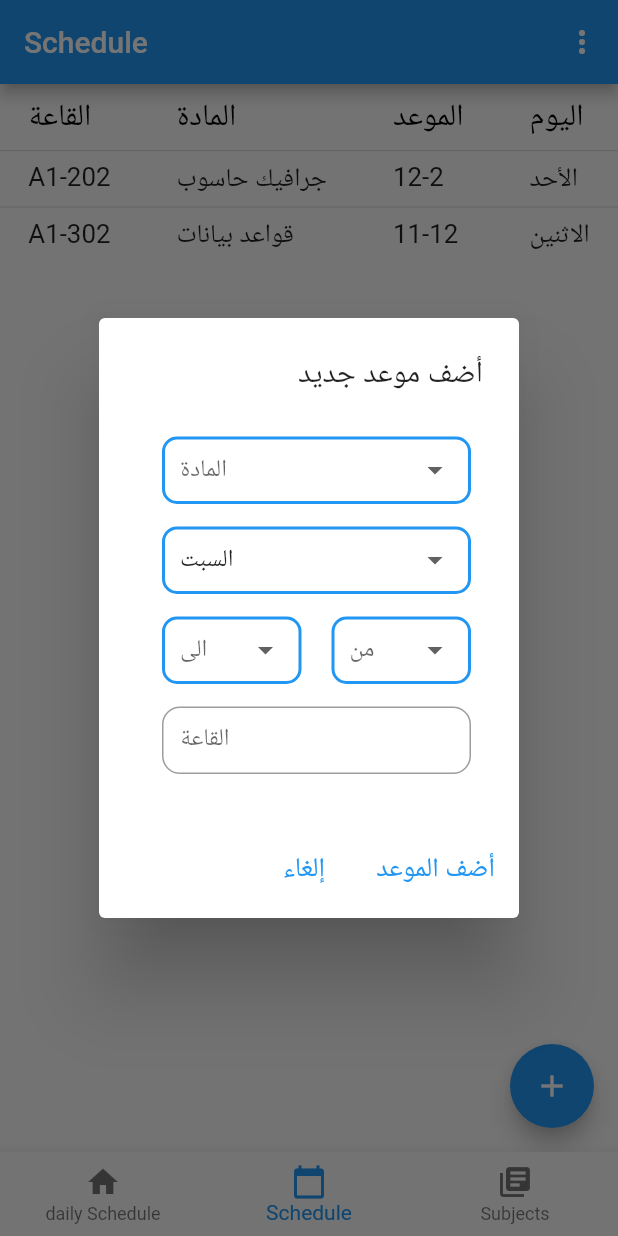
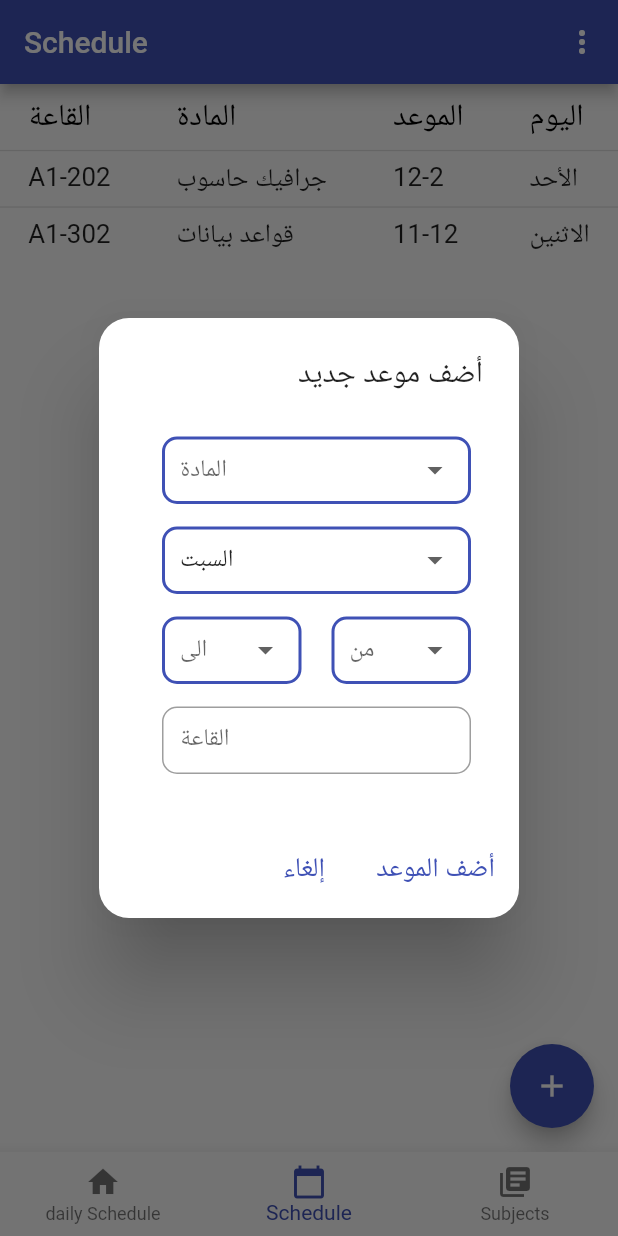
Before and after one commit to saleem-15/University-V1.0, a Flutter app: the screen it shows after launch, item 2 of the bottom bar chosen, after a tap on the "add" icon, on a phone screen of 412 x 824 dp. Run offline on Flutter 3.47's test engine with Material 2 defaults, Android fonts, the phone set to English and light mode, and no system bars; our stand-ins replace fluttertoast, hive, hive_flutter; accounts and stored records are empty.

Commit message:
app has dark mode but its activated when the system in dark mode only

```diff
--- a/lib/main.dart
+++ b/lib/main.dart
@@ -1,6 +1,7 @@
 // ignore_for_file: prefer_const_constructors, prefer_const_literals_to_create_immutables, must_be_immutable
 
 import 'package:flutter/material.dart';
+import 'package:flutter/scheduler.dart';
 import 'package:hive_flutter/hive_flutter.dart';
 import 'package:university/models/subject.dart';
 import 'screens/subjects_screen.dart';
@@ -10,13 +11,13 @@ import 'themes/themes.dart';
 
 late Box box;
 Future<void> main() async {
-  await Hive.initFlutter();
-  await Hive.openBox('Box');
-  box = Hive.box('Box');
+  // await Hive.initFlutter();
+  // await Hive.openBox('Box');
+  // box = Hive.box('Box');
 
-  List<Subject> x = [Subject(name: 'math'), Subject(name: 'science')];
+  // List<Subject> x = [Subject(name: 'math'), Subject(name: 'science')];
 
-  box.add(x);
+  // box.add(x);
 
   // Hive.registerAdapter(MyObjectAdapter());
 
@@ -24,13 +25,15 @@ Future<void> main() async {
 }
 
 class MyApp extends StatelessWidget {
-  const MyApp({Key? key}) : super(key: key);
+  MyApp({Key? key}) : super(key: key);
 
   @override
   Widget build(BuildContext context) {
     return MaterialApp(
       title: 'University',
-      theme: Themes.darkTheme,
+      theme: Themes.lightTheme,
+      // flutter detects if the system is in dark mode ,and it will use the theme in the attribue (darkTheme)
+      darkTheme: Themes.darkTheme,
       home: HomePage(),
     );
   }
--- a/lib/screens/schedule_screen.dart
+++ b/lib/screens/schedule_screen.dart
@@ -28,8 +28,6 @@ class _ScheduleState extends State<Schedule> {
                   showDeleteLectureDialog(context);
                 }
               },
-              shape: RoundedRectangleBorder(
-                  borderRadius: BorderRadius.circular(10)),
               itemBuilder: (ctx) => [
                     PopupMenuItem(
                       child: const Text("احذف موعد"),
@@ -157,7 +155,7 @@ class _ScheduleState extends State<Schedule> {
                             borderRadius: BorderRadius.circular(10),
                             border: Border.all(
                               width: 2,
-                              color: Colors.blue,
+                              color: Theme.of(context).primaryColor,
                             ),
                           ),
                           child: DropdownButtonHideUnderline(
@@ -189,7 +187,7 @@ class _ScheduleState extends State<Schedule> {
                             borderRadius: BorderRadius.circular(10),
                             border: Border.all(
                               width: 2,
-                              color: Colors.blue,
+                              color: Theme.of(context).primaryColor,
                             ),
                           ),
                           child: DropdownButtonHideUnderline(
@@ -222,7 +220,7 @@ class _ScheduleState extends State<Schedule> {
                                   borderRadius: BorderRadius.circular(10),
                                   border: Border.all(
                                     width: 2,
-                                    color: Colors.blue,
+                                    color: Theme.of(context).primaryColor,
                                   ),
                                 ),
                                 child: DropdownButtonHideUnderline(
@@ -256,7 +254,7 @@ class _ScheduleState extends State<Schedule> {
                                   borderRadius: BorderRadius.circular(10),
                                   border: Border.all(
                                     width: 2,
-                                    color: Colors.blue,
+                                    color: Theme.of(context).primaryColor,
                                   ),
                                 ),
                                 child: DropdownButtonHideUnderline(
@@ -289,20 +287,10 @@ class _ScheduleState extends State<Schedule> {
                           // padding: EdgeInsets.symmetric(horizontal: 5),
                           child: TextField(
                             controller: placeInput,
-                            decoration: const InputDecoration(
-                                constraints: BoxConstraints(maxHeight: 45),
-                                labelText: 'القاعة',
-                                border: OutlineInputBorder(
-                                    borderRadius: BorderRadius.all(
-                                        Radius.circular(12.0)))),
+                            decoration:
+                                const InputDecoration(labelText: 'القاعة'),
                           ),
                         ),
-                        // TextFormField(
-                        //   controller: placeInput,
-                        //   decoration: InputDecoration(
-                        //     labelText: 'القاعة',
-                        //   ),
-                        // ),
                       ],
                     ),
                   ),
--- a/lib/screens/subject_details.dart
+++ b/lib/screens/subject_details.dart
@@ -12,8 +12,6 @@ class SubjectDetails extends StatelessWidget {
         title: Text(subject.name),
         actions: [
           PopupMenuButton(
-              shape: RoundedRectangleBorder(
-                  borderRadius: BorderRadius.circular(10)),
               onSelected: (value) {
                 if (value == 1) {
                   showDeleteConfirmation(context);
@@ -39,8 +37,6 @@ class SubjectDetails extends StatelessWidget {
         context: context,
         builder: (context) {
           return AlertDialog(
-            shape:
-                RoundedRectangleBorder(borderRadius: BorderRadius.circular(10)),
             title: const Text('Are You sure you want to delete this subject'),
             actions: [
               TextButton(
@@ -49,6 +45,8 @@ class SubjectDetails extends StatelessWidget {
               TextButton(
                   onPressed: () {
                     Subject.deleteSubject(subject);
+                    // when pressing delete subject =>
+                    // remove (Delete Confirmation) dialog && then get out from (subject details page)
                     Navigator.of(context).pop();
                     Navigator.of(context).pop();
                   },
@@ -58,7 +56,6 @@ class SubjectDetails extends StatelessWidget {
         });
   }
 }
-
 
 // class MyApp extends StatefulWidget {
 //   @override
--- a/lib/screens/subjects_screen.dart
+++ b/lib/screens/subjects_screen.dart
@@ -1,4 +1,5 @@
 import 'package:flutter/material.dart';
+import 'package:university/themes/themes.dart';
 import '../models/subject.dart';
 import 'subject_details.dart';
 
@@ -58,10 +59,15 @@ class _SubjectsScreenState extends State<SubjectsScreen> {
   Widget showSubjectCardToScreen(Subject subject) {
     return Card(
       margin: const EdgeInsets.only(bottom: 15),
-      elevation: 5,
+      // elevation: Themes.lightTheme.cardTheme.elevation,
       child: Padding(
         padding: const EdgeInsets.all(5),
         child: ListTile(
+          tileColor: Colors.transparent,
+          title: Text(
+            subject.name,
+            style: const TextStyle(fontSize: 22),
+          ),
           onTap: () {
             Navigator.push(
               context,
@@ -74,10 +80,6 @@ class _SubjectsScreenState extends State<SubjectsScreen> {
               setState(() {});
             });
           },
-          title: Text(
-            subject.name,
-            style: const TextStyle(fontSize: 22),
-          ),
         ),
       ),
     );
@@ -88,8 +90,6 @@ class _SubjectsScreenState extends State<SubjectsScreen> {
         context: context,
         builder: (_) {
           return AlertDialog(
-            shape:
-                RoundedRectangleBorder(borderRadius: BorderRadius.circular(10)),
             title: const Text('Add new subject'),
             content: SizedBox(
               height: 130,
@@ -97,12 +97,8 @@ class _SubjectsScreenState extends State<SubjectsScreen> {
                 children: [
                   TextField(
                     controller: newSubjectName,
-                    decoration: const InputDecoration(
-                        constraints: BoxConstraints(maxHeight: 50),
-                        label: Text('Subject name'),
-                        border: OutlineInputBorder(
-                            borderRadius:
-                                BorderRadius.all(Radius.circular(15.0)))),
+                    decoration:
+                        const InputDecoration(labelText: 'Subject name'),
                   ),
                   const Padding(padding: EdgeInsets.only(top: 15)),
                   ElevatedButton(
--- a/lib/themes/themes.dart
+++ b/lib/themes/themes.dart
@@ -1,8 +1,76 @@
 import 'package:flutter/material.dart';
 
 class Themes {
-  static final lightTheme = ThemeData(primarySwatch: Colors.indigo);
+  static final lightTheme = ThemeData(
+    primarySwatch: Colors.indigo,
+    cardTheme: cardTheme,
+    dialogTheme: dialogTheme,
+    popupMenuTheme: popupMenuThemeData,
+    inputDecorationTheme: inputDecorationTheme,
+    textButtonTheme: textButtonTheme,
+  );
+
   static final darkTheme = ThemeData(
-    primaryColor: const Color.fromARGB(255, 39, 37, 37),
+    brightness: Brightness.dark,
+    //all buttons and text fields borders use primary swatch by default
+    primarySwatch: Colors.teal,
+    //the border of drop down boxes is set to use primary color
+    primaryColor: Colors.teal,
+
+    cardTheme: cardTheme,
+    dialogTheme: dialogTheme,
+    popupMenuTheme: popupMenuThemeData,
+    inputDecorationTheme: inputDecorationTheme,
+    textButtonTheme: textButtonTheme,
   );
+
+//******************************* Themes specific for each component of the app *******************************
+
+  static CardTheme cardTheme = CardTheme(
+    elevation: 7,
+    shape: RoundedRectangleBorder(borderRadius: BorderRadius.circular(15)),
+  );
+
+  static DialogTheme dialogTheme = DialogTheme(
+    //backgroundColor: const Color.fromARGB(199, 255, 255, 255),
+    shape: RoundedRectangleBorder(
+      borderRadius: BorderRadius.circular(20),
+    ),
+  );
+
+  static PopupMenuThemeData popupMenuThemeData = PopupMenuThemeData(
+    shape: RoundedRectangleBorder(borderRadius: BorderRadius.circular(20)),
+  );
+
+  static InputDecorationTheme inputDecorationTheme = const InputDecorationTheme(
+    constraints: BoxConstraints(maxHeight: 50),
+    border: OutlineInputBorder(
+      borderRadius: BorderRadius.all(Radius.circular(10.0)),
+    ),
+  );
+
+  static TextButtonThemeData textButtonTheme = TextButtonThemeData(
+    style: ButtonStyle(
+      textStyle: MaterialStateProperty.all(const TextStyle(fontSize: 18)),
+    ),
+  );
+
+/*How to define a MaterialColor
+      MaterialColor(
+      0xFF000000,
+      <int, Color>{
+        50: Color(0xFFE8EAF6),  => the value of each color is written like this  (0x.....)
+        100: Color(0xFFC5CAE9),
+        200: Color(0xFF9FA8DA),
+        300: Color(0xFF7986CB),
+        400: Color(0xFF5C6BC0),
+        500: Color(0xFF000000),
+        600: Color(0xFF3949AB),
+        700: Color(0xFF303F9F),
+        800: Color(0xFF283593),
+        900: Color(0xFF000000),
+      },
+    )
+  */
+
 }
```
Also changed, not shown: lib/screens/daily_schedule.dart (+25 -0 lines).
